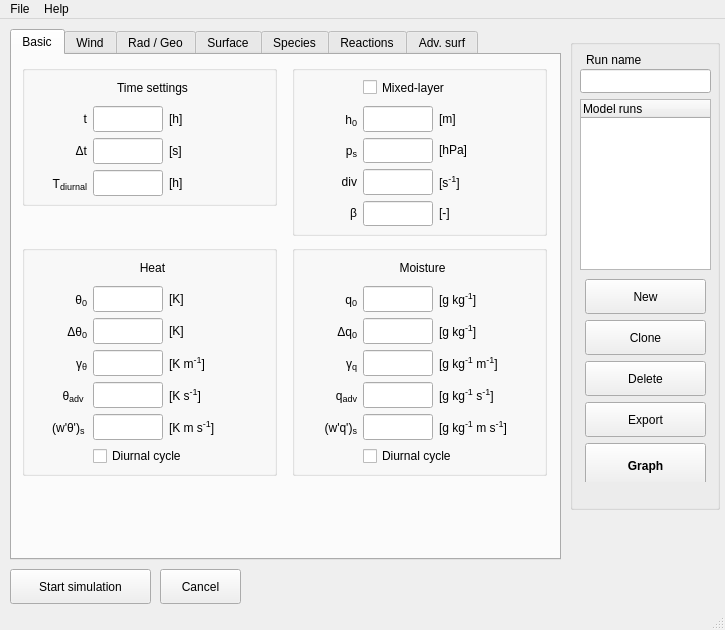
The window that mainwindow.ui (classmodel/modelgui) describes before a commit, drawn with Qt 5.
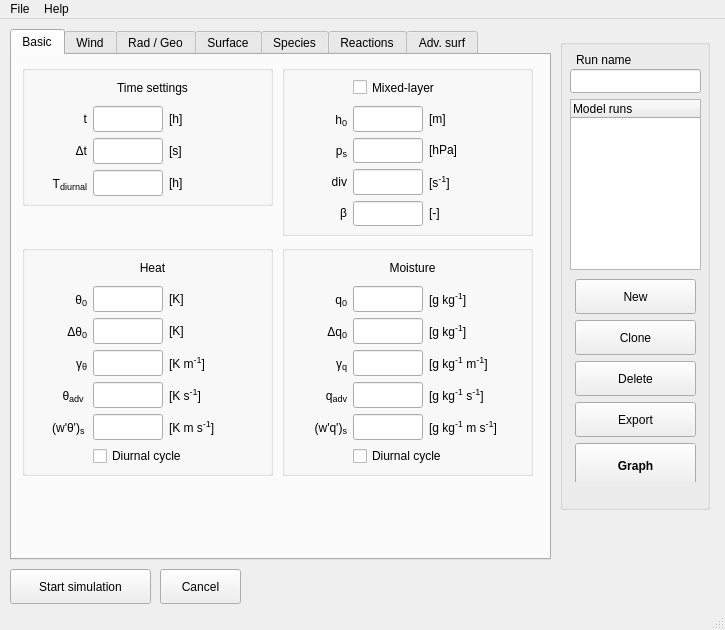
The same window after the commit.

The edit to the form file:
```diff
--- a/mainwindow.ui
+++ b/mainwindow.ui
@@ -43,7 +43,7 @@
      <rect>
       <x>10</x>
       <y>10</y>
-      <width>551</width>
+      <width>541</width>
       <height>531</height>
      </rect>
     </property>
@@ -68,7 +68,7 @@
        <rect>
         <x>10</x>
         <y>10</y>
-        <width>255</width>
+        <width>251</width>
         <height>141</height>
        </rect>
       </property>
@@ -343,7 +343,7 @@
        <rect>
         <x>10</x>
         <y>190</y>
-        <width>255</width>
+        <width>251</width>
         <height>231</height>
        </rect>
       </property>
@@ -780,9 +780,9 @@
      <widget class="QGroupBox" name="ml_group">
       <property name="geometry">
        <rect>
-        <x>280</x>
+        <x>270</x>
         <y>10</y>
-        <width>255</width>
+        <width>251</width>
         <height>171</height>
        </rect>
       </property>
@@ -1133,9 +1133,9 @@
      <widget class="QGroupBox" name="moisture_group">
       <property name="geometry">
        <rect>
-        <x>280</x>
+        <x>270</x>
         <y>190</y>
-        <width>255</width>
+        <width>251</width>
         <height>231</height>
        </rect>
       </property>
@@ -6705,7 +6705,7 @@
    <widget class="QGroupBox" name="modelrunsGroup">
     <property name="geometry">
      <rect>
-      <x>570</x>
+      <x>560</x>
       <y>20</y>
       <width>150</width>
       <height>471</height>
```
